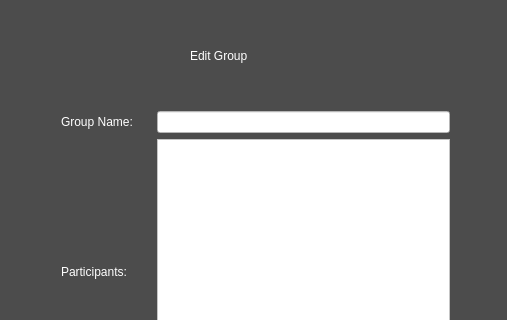
Before: the Qt Designer form edit_group.ui in allenh1/timefuse-client, drawn with Qt 5; both pictures show x 0 to 507 and y 0 to 320 of the 507 by 542 pixel window.
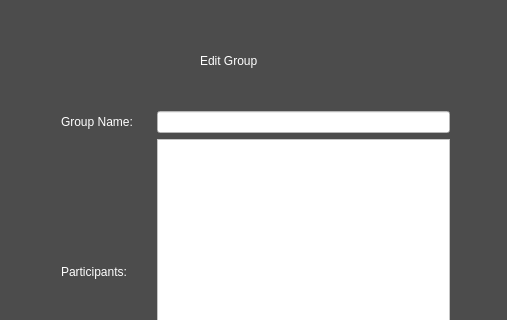
After: the same form once the commit is applied.

```diff
--- a/edit_group.ui
+++ b/edit_group.ui
@@ -127,10 +127,10 @@
   <widget class="QLabel" name="label_3">
    <property name="geometry">
     <rect>
-     <x>190</x>
+     <x>200</x>
      <y>30</y>
-     <width>201</width>
-     <height>51</height>
+     <width>211</width>
+     <height>61</height>
     </rect>
    </property>
    <property name="styleSheet">
```
